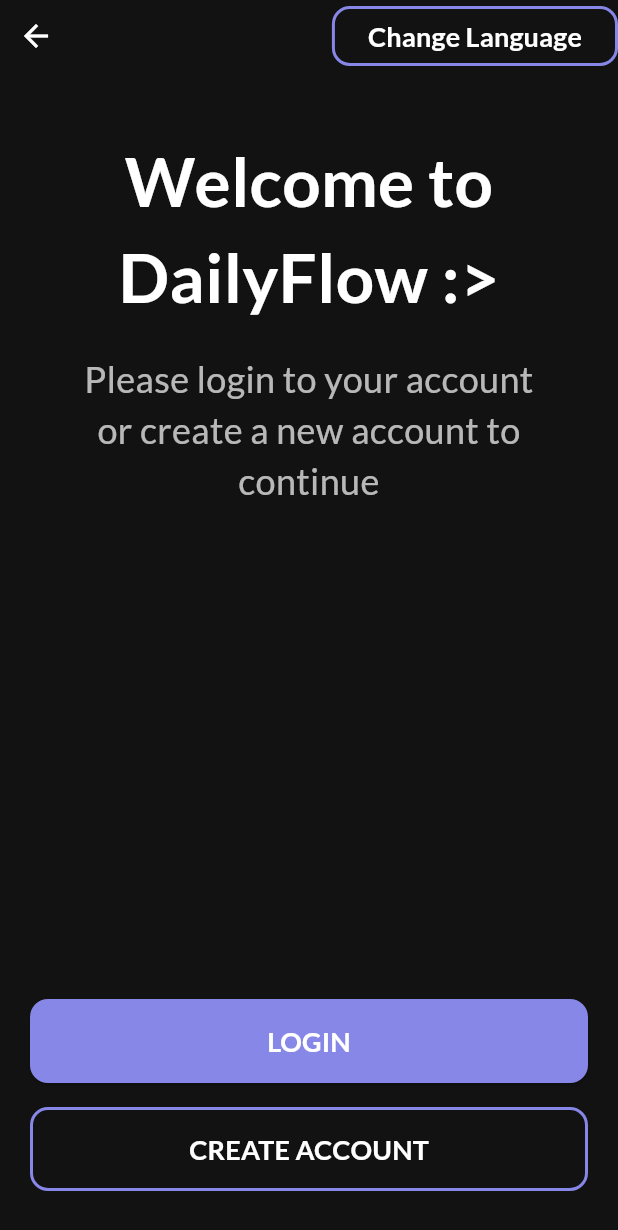
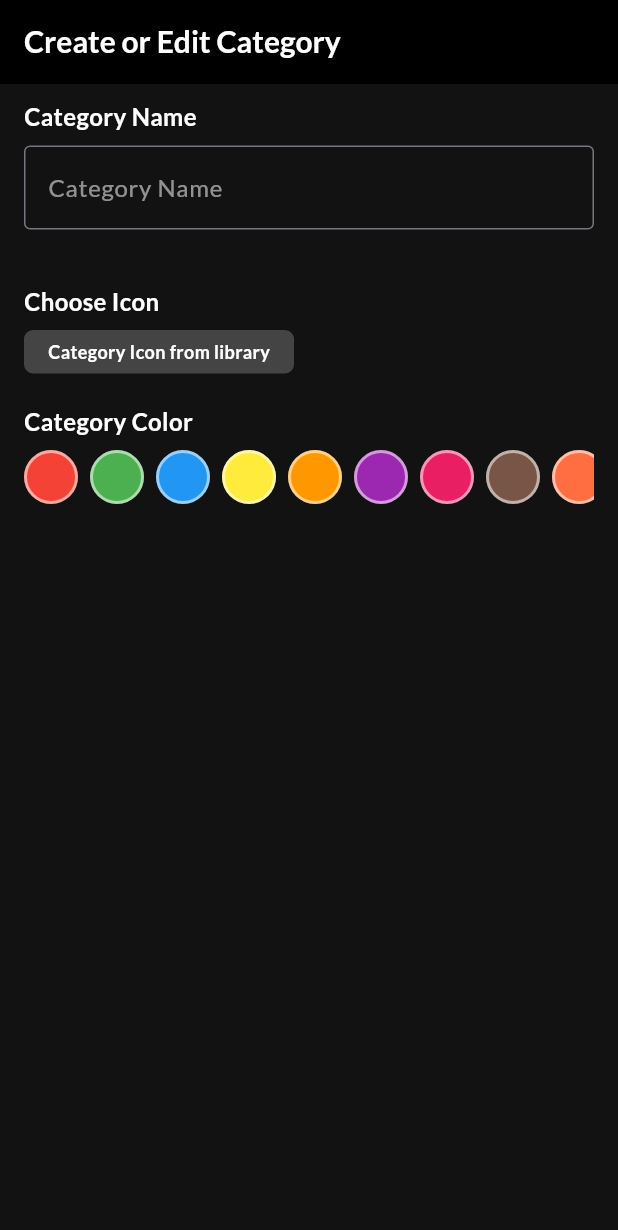
Before and after one commit to hieuvolaptrinh/DailyFlow-Flutter, a Flutter app: the screen it shows after launch, on a phone screen of 412 x 824 dp. Shown: the top 1230 px of the screen. Run offline on Flutter 3.47's test engine with Material 3 defaults, Android fonts, the phone set to English and light mode, and no system bars; our stand-ins replace easy_localization, google_fonts, shared_preferences.

Commit message:
feat: Implement Create/Edit Category screen and update localization files

```diff
--- a/assets/translations/en.json
+++ b/assets/translations/en.json
@@ -1,4 +1,5 @@
 {
+  "common_cancel": "Cancel",
   "welcome_page": {
     "title": "Welcome to DailyFlow :>",
     "desc": "Please login to your account \nor create a new account to continue",
--- a/assets/translations/vi.json
+++ b/assets/translations/vi.json
@@ -1,4 +1,5 @@
 {
+  "common_cancel": "Hủy",
   "welcome_page": {
     "title": "Chào mừng đến với DailyFlow",
     "desc": "Vui lòng đăng nhập vào tài khoản của bạn \nhoặc tạo một tài khoản mới để tiếp tục",
--- a/lib/main.dart
+++ b/lib/main.dart
@@ -1,9 +1,11 @@
+import 'package:dailyflow/ui/category/create_edit_category.dart';
 import 'package:dailyflow/ui/main/main_page.dart';
 import 'package:dailyflow/ui/onboarding/onboarding_page_view.dart';
 import 'package:dailyflow/ui/welcome/welcome_page.dart';
 import 'package:easy_localization/easy_localization.dart';
 import 'package:flutter/material.dart';
 import 'package:dailyflow/ui/splash/splash.dart';
+import 'package:google_fonts/google_fonts.dart';
 
 void main() async {
   WidgetsFlutterBinding.ensureInitialized();
@@ -32,11 +34,12 @@ class MyApp extends StatelessWidget {
         colorScheme: ColorScheme.fromSeed(
           seedColor: const Color.fromARGB(255, 88, 93, 240),
         ),
-        fontFamily: "Lato",
+        // fontFamily: GoogleFonts.lato().fontFamily,
+        textTheme: GoogleFonts.latoTextTheme(),
       ),
-      home: SafeArea(child: WelcomePage(isFirstTimeInstallApp: true)),
+      // home: SafeArea(child: WelcomePage(isFirstTimeInstallApp: true)),
       // home: SafeArea(child: MainPage()),
-
+      home: SafeArea(child: CreateOrEditCategory()),
       // language
       localizationsDelegates: context.localizationDelegates,
       locale: context.locale,
--- /dev/null
+++ b/lib/ui/category/create_edit_category.dart
@@ -0,0 +1,216 @@
+import 'package:flutter/material.dart';
+
+class CreateOrEditCategory extends StatefulWidget {
+  const CreateOrEditCategory({super.key});
+
+  @override
+  State<CreateOrEditCategory> createState() => _CreateOrEditCategoryState();
+}
+
+class _CreateOrEditCategoryState extends State<CreateOrEditCategory> {
+  final _nameCategoryTextController = TextEditingController();
+  List<Color> _colorDataSource = [];
+  Color? colorSelected = null;
+
+  @override
+  void dispose() {
+    _nameCategoryTextController.dispose();
+    super.dispose();
+  }
+
+  @override
+  void initState() {
+    super.initState();
+
+    _colorDataSource = [
+      Colors.red,
+      Colors.green,
+      Colors.blue,
+      Colors.yellow,
+      Colors.orange,
+      Colors.purple,
+      Colors.pink,
+      Colors.brown,
+      Colors.deepOrangeAccent,
+      const Color.fromARGB(255, 255, 247, 0),
+    ];
+  }
+
+  @override
+  Widget build(BuildContext context) {
+    return Scaffold(
+      backgroundColor: const Color(0xFF121212),
+
+      appBar: AppBar(
+        backgroundColor: const Color.fromARGB(255, 0, 0, 0),
+        title: Text(
+          "Create or Edit Category",
+          style: TextStyle(
+            fontSize: 20,
+            fontWeight: FontWeight.bold,
+            color: Colors.white,
+          ),
+        ),
+      ),
+      body: _buildBodyPageScreen(),
+    );
+  }
+
+  Widget _buildBodyPageScreen() {
+    return Container(
+      padding: EdgeInsets.symmetric(horizontal: 16),
+      child: Column(
+        mainAxisAlignment: MainAxisAlignment.start,
+        crossAxisAlignment: CrossAxisAlignment.start,
+        children: [
+          _buildCategoryNameField(),
+          _buildCategoryChooseIconField(),
+          _buildCategoryChooseBackgroundColorField(),
+        ],
+      ),
+    );
+  }
+
+  Widget _buildCategoryNameField() {
+    return Container(
+      padding: const EdgeInsets.only(top: 10),
+      child: Column(
+        mainAxisAlignment: MainAxisAlignment.start,
+        crossAxisAlignment: CrossAxisAlignment.start,
+        children: [
+          _buildFieldTitle("Category Name"),
+          Container(
+            margin: const EdgeInsets.only(top: 8, bottom: 16),
+            child: TextFormField(
+              controller: _nameCategoryTextController,
+              style: TextStyle(
+                fontWeight: FontWeight.w400,
+                color: const Color.fromARGB(136, 255, 255, 255),
+              ),
+              decoration: InputDecoration(
+                hintText: "Category Name",
+                hintStyle: TextStyle(
+                  fontWeight: FontWeight.w400,
+                  color: Colors.white54,
+                ),
+                border: OutlineInputBorder(
+                  borderRadius: BorderRadius.circular(4),
+                  borderSide: const BorderSide(
+                    width: 2,
+                    color: Color(0xFF979797),
+                  ),
+                ),
+              ),
+            ),
+          ),
+        ],
+      ),
+    );
+  }
+
+  Widget _buildCategoryChooseIconField() {
+    return Container(
+      padding: const EdgeInsets.only(top: 10),
+      margin: EdgeInsets.only(top: 10),
+      child: Column(
+        mainAxisAlignment: MainAxisAlignment.start,
+        crossAxisAlignment: CrossAxisAlignment.start,
+        children: [
+          _buildFieldTitle("Choose Icon "),
+          GestureDetector(
+            onTap: () {
+              print("Hello: Choose Icon Category from library");
+            },
+            child: Container(
+              margin: const EdgeInsets.only(top: 8),
+              padding: const EdgeInsets.symmetric(horizontal: 16, vertical: 6),
+              decoration: BoxDecoration(
+                borderRadius: BorderRadius.circular(6),
+                color: Color(0xFFFFFFFF).withOpacity(0.21),
+              ),
+              child: Text(
+                "Category Icon from library",
+                style: TextStyle(
+                  fontSize: 12,
+                  fontWeight: FontWeight.bold,
+                  color: Colors.white,
+                ),
+              ),
+            ),
+          ),
+        ],
+      ),
+    );
+  }
+
+  Widget _buildCategoryChooseBackgroundColorField() {
+    return Container(
+      padding: const EdgeInsets.only(top: 10),
+      margin: EdgeInsets.only(top: 10),
+      child: Column(
+        mainAxisAlignment: MainAxisAlignment.start,
+        crossAxisAlignment: CrossAxisAlignment.start,
+        children: [
+          _buildFieldTitle("Category Color"),
+          Container(
+            margin: const EdgeInsets.only(top: 8),
+            width: double.infinity,
+            height: 36,
+            child: ListView.builder(
+              scrollDirection: Axis.horizontal,
+              itemBuilder: (context, index) {
+                // các biến chức năng
+                final color = _colorDataSource.elementAt(index);
+                bool isSelected = colorSelected == color;
+                return GestureDetector(
+                  onTap: () {
+                    // check
+                    print(" chooses color $index");
+                    // set state để build lại giao diện khi thay đổi nhé
+                    setState(() {
+                      print("colorSelected $colorSelected");
+                      print("color $color");
+                      colorSelected = color;
+                      print("colorSelected $colorSelected");
+                      print("color $color");
+                    });
+                  },
+                  child: Container(
+                    width: 36,
+                    height: 36,
+                    margin: const EdgeInsets.only(right: 8),
+                    decoration: BoxDecoration(
+                      borderRadius: BorderRadius.circular(36 / 2),
+                      border: Border.all(
+                        width: isSelected ? 3 : 2,
+                        color: isSelected
+                            ? const Color.fromARGB(255, 255, 0, 0)
+                            : Colors.white54,
+                      ),
+                      color: color,
+                    ),
+                    child: isSelected
+                        ? const Icon(Icons.check, color: Colors.white)
+                        : null,
+                  ),
+                );
+              },
+              itemCount: _colorDataSource.length,
+            ),
+          ),
+        ],
+      ),
+    );
+  }
+
+  Widget _buildFieldTitle(String title) {
+    return Text(
+      title,
+      style: TextStyle(
+        fontSize: 16,
+        fontWeight: FontWeight.bold,
+        color: Colors.white,
+      ),
+    );
+  }
+}
--- a/pubspec.yaml
+++ b/pubspec.yaml
@@ -23,7 +23,7 @@ dependencies:
   cupertino_icons: ^1.0.8
   shared_preferences: ^2.5.3
   easy_localization: ^3.0.8
-  # google_fonts: ^10.0.1
+  google_fonts: ^6.2.1
 
 dev_dependencies:
   flutter_test:
```
Also changed, not shown: pubspec.lock.
